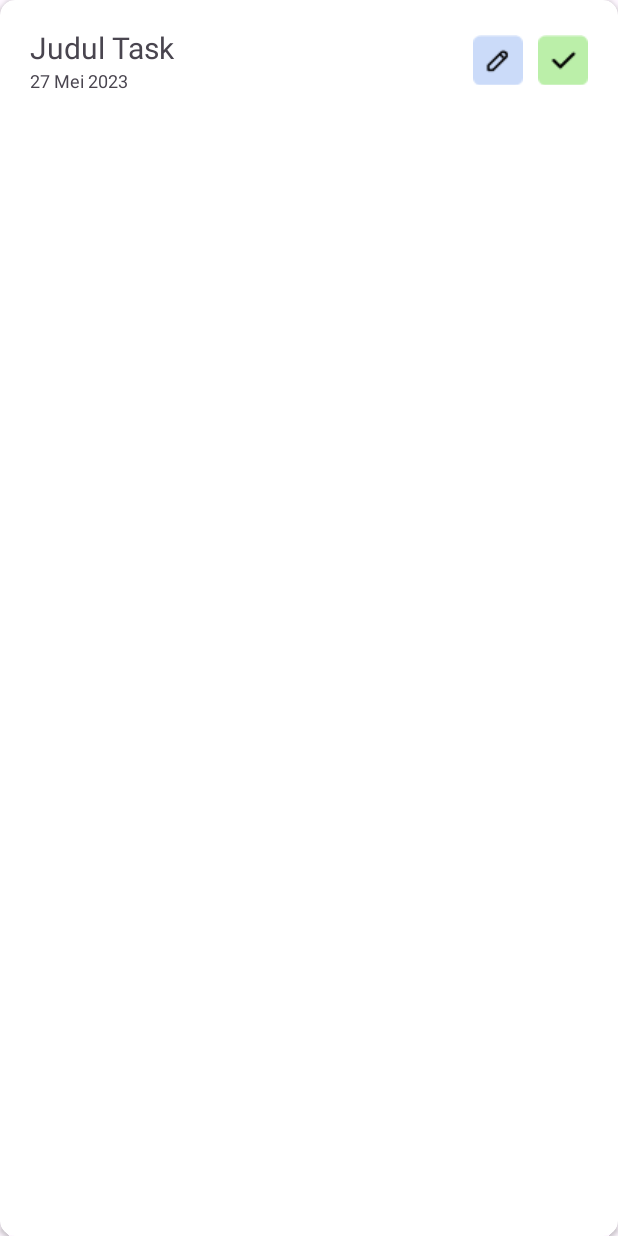
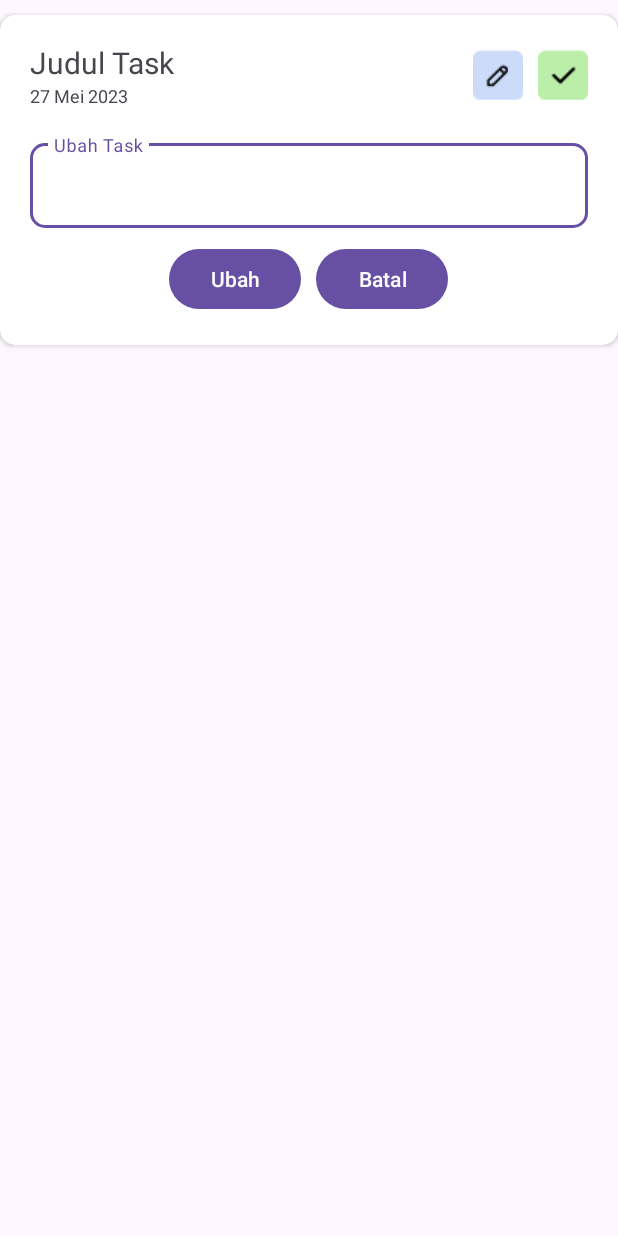
Before and after one commit to dinug-c/MVC-Todo_List-PBO, an Android app: the layout item_task.xml on its own in the app's theme, with its tools: preview values and no code run, on a phone screen of 412 x 824 dp. Run offline under Robolectric (Android 15) with nearby library versions, the phone set to English and light mode, and no system bars.

Commit message:
Fix bugs

```diff
--- a/app/src/main/java/id/newtdev/todolist/controller/TaskController.java
+++ b/app/src/main/java/id/newtdev/todolist/controller/TaskController.java
@@ -35,8 +35,8 @@ public class TaskController implements TaskInterface {
         todoRef.child(id).setValue(item);
     }
 
-    public void updateTask(TaskModel task){
-        todoRef.child(task.getIdTask()).setValue(task);
+    public void updateTask(String taskId, String taskName){
+        todoRef.child(taskId).child("namaTask").setValue(taskName);
     }
 
     public void deleteTask(String id){
--- a/app/src/main/java/id/newtdev/todolist/interfaces/TaskInterface.java
+++ b/app/src/main/java/id/newtdev/todolist/interfaces/TaskInterface.java
@@ -6,7 +6,7 @@ import id.newtdev.todolist.view.TaskAdapter;
 
 public interface TaskInterface {
     void addTask(String nama, String tanggal);
-    void updateTask(TaskModel task);
+    void updateTask(String taskId, String taskName);
     void deleteTask(String id);
     void sortData(ArrayList<TaskModel> taskList, TaskAdapter taskAdapter);
     String getDate();
--- a/app/src/main/java/id/newtdev/todolist/model/TaskModel.java
+++ b/app/src/main/java/id/newtdev/todolist/model/TaskModel.java
@@ -8,6 +8,10 @@ public class TaskModel {
     public TaskModel(String namaTask, String tanggalTask){
         this.namaTask = namaTask;
         this.tanggalTask = tanggalTask;
+    }
+
+    public TaskModel(){
+
     }
 
     public String getNamaTask(){
--- a/app/src/main/res/layout/activity_main.xml
+++ b/app/src/main/res/layout/activity_main.xml
@@ -65,7 +65,7 @@
             android:orientation="horizontal">
 
             <com.google.android.material.textfield.TextInputLayout
-                android:id="@+id/todoInput"
+
                 android:layout_width="250dp"
                 android:layout_height="wrap_content"
                 app:boxCornerRadiusBottomEnd="10dp"
@@ -74,8 +74,10 @@
                 app:boxCornerRadiusTopStart="10dp">
 
                 <com.google.android.material.textfield.TextInputEditText
+                    android:id="@+id/todoInput"
                     android:layout_width="match_parent"
                     android:layout_height="wrap_content"
+
                     android:hint="Masukan Todo List" />
             </com.google.android.material.textfield.TextInputLayout>
 
--- a/app/src/main/res/layout/item_task.xml
+++ b/app/src/main/res/layout/item_task.xml
@@ -1,10 +1,15 @@
 <?xml version="1.0" encoding="utf-8"?>
 <androidx.cardview.widget.CardView xmlns:android="http://schemas.android.com/apk/res/android"
     android:layout_width="match_parent"
+    android:layout_height="wrap_content"
+    xmlns:app="http://schemas.android.com/apk/res-auto"
+    app:cardCornerRadius="10dp"
+    android:layout_marginVertical="10dp">
+
+    <LinearLayout
+        android:layout_width="match_parent"
         android:layout_height="match_parent"
-    xmlns:app="http://schemas.android.com/apk/res-auto"
-    app:cardCornerRadius="10dp">
-
+        android:orientation="vertical">
         <LinearLayout
             android:layout_width="match_parent"
             android:layout_height="80dp"
@@ -59,4 +64,56 @@
 
         </LinearLayout>
 
+        <LinearLayout
+            android:id="@+id/updateForm"
+            android:layout_width="match_parent"
+            android:layout_height="wrap_content"
+            android:layout_marginHorizontal="20dp"
+            android:orientation="vertical">
+
+            <com.google.android.material.textfield.TextInputLayout
+
+                android:layout_width="match_parent"
+                android:layout_height="wrap_content"
+                app:boxCornerRadiusBottomEnd="10dp"
+                app:boxCornerRadiusBottomStart="10dp"
+                app:boxCornerRadiusTopEnd="10dp"
+                app:boxCornerRadiusTopStart="10dp">
+
+                <com.google.android.material.textfield.TextInputEditText
+                    android:id="@+id/updateInput"
+                    android:layout_width="match_parent"
+                    android:layout_height="wrap_content"
+
+                    android:hint="Ubah Task" />
+            </com.google.android.material.textfield.TextInputLayout>
+
+           <LinearLayout
+               android:layout_width="match_parent"
+               android:layout_height="wrap_content"
+               android:layout_gravity="center"
+               android:gravity="center"
+               android:layout_marginTop="10dp"
+               android:layout_marginBottom="20dp"
+               android:orientation="horizontal">
+               <Button
+                   android:id="@+id/ubahBtm"
+                   android:layout_width="wrap_content"
+                   android:layout_height="wrap_content"
+                   android:layout_marginRight="10dp"
+                   android:text="Ubah"/>
+               <Button
+                   android:id="@+id/cancelBtn"
+                   android:layout_width="wrap_content"
+                   android:layout_height="wrap_content"
+                   android:text="Batal"/>
+
+           </LinearLayout>
+        </LinearLayout>
+    </LinearLayout>
+
+
+
+
+
 </androidx.cardview.widget.CardView>
```
Also changed, not shown: app/src/main/java/id/newtdev/todolist/view/MainActivity.java (+10 -3 lines), app/src/main/java/id/newtdev/todolist/view/TaskAdapter.java (+22 -1 lines). Lines whose indentation alone changed are shown as unchanged.
